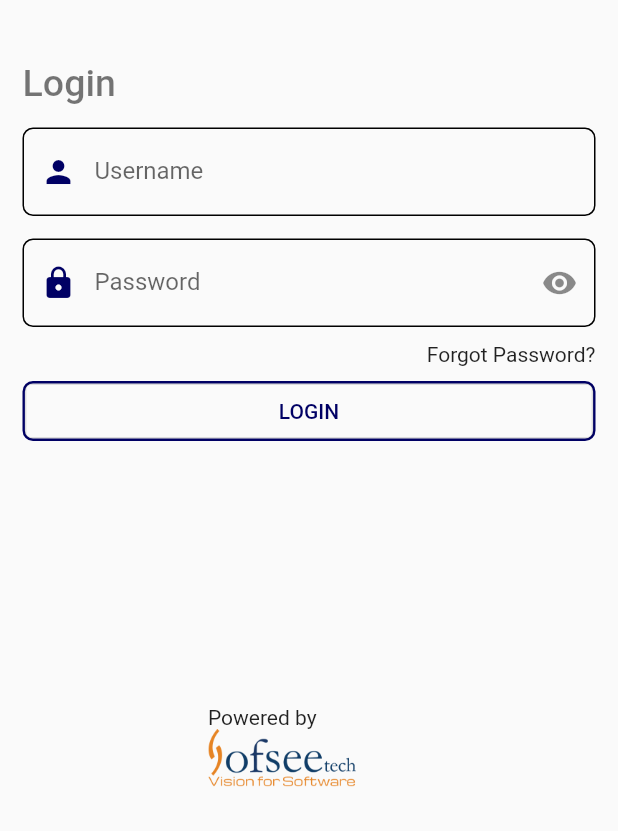
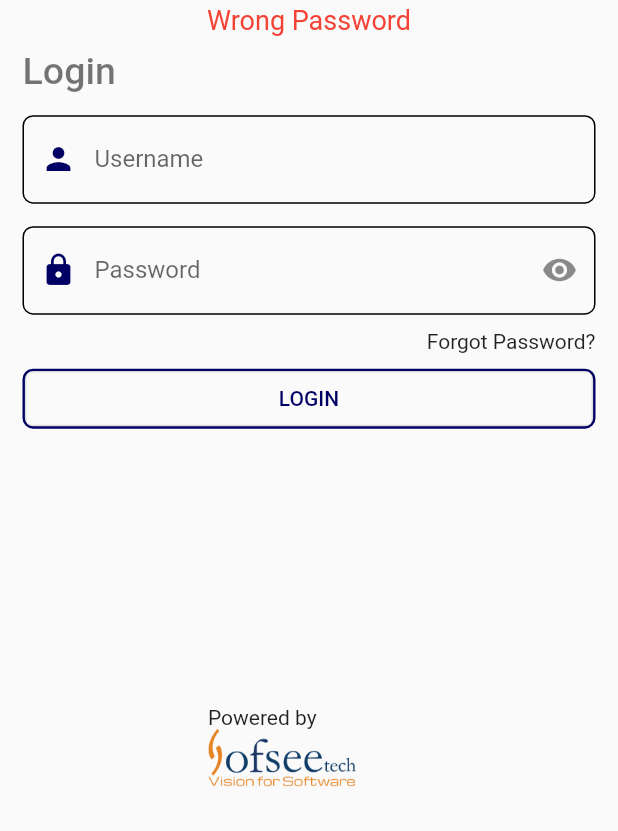
Before and after one commit to Sushil-jaishi/Myapp, a Flutter app: the LoginScreen screen opened directly, after a tap on "LOGIN", on a phone screen of 412 x 824 dp, the part 405-1236 px from its top. Run offline on Flutter 3.47's test engine with Material 2 defaults, Android fonts, the phone set to English and light mode, and no system bars; our stand-ins replace shared_preferences; accounts and stored records are empty.

```diff
--- a/lib/dashboardScreen.dart
+++ b/lib/dashboardScreen.dart
@@ -1,4 +1,5 @@
 import 'package:flutter/material.dart';
+import 'package:shared_preferences/shared_preferences.dart';
 
 class DashboardScreen extends StatelessWidget {
   @override
@@ -105,7 +106,7 @@ class DashboardScreen extends StatelessWidget {
                   ],
                 ),
               ],
-            )
+            ),
           ],
         ),
       ),
--- a/lib/loginScreen.dart
+++ b/lib/loginScreen.dart
@@ -1,4 +1,7 @@
 import 'package:flutter/material.dart';
+import 'package:myapp/NavigationBar.dart';
+import 'package:myapp/dashboardScreen.dart';
+import 'package:shared_preferences/shared_preferences.dart';
 
 class LoginScreen extends StatefulWidget {
   @override
@@ -10,6 +13,9 @@ class _LoginScreenState extends State<LoginScreen> {
   dynamic icon;
   dynamic iconChange;
   dynamic passText;
+  var usernameController=TextEditingController();
+  var passwordController=TextEditingController();
+  var loginMessage='';
 
   void initState() {
     passText = true;
@@ -40,10 +46,14 @@ class _LoginScreenState extends State<LoginScreen> {
                               child:
                                   Image.asset('assets/images/sofseetech.png'))),
                       Container(
-                        margin: EdgeInsets.only(
-                            top: MediaQuery.of(context).size.height * 0.05),
                         child: Column(
                           children: [
+                            Container(
+                              margin: EdgeInsets.only(top: 3),
+                                height: 30,
+                                child: Text('$loginMessage',style: TextStyle(fontSize: 18,color: Colors.red),),
+
+                            ),
                             Container(
                               alignment: Alignment.topLeft,
                               child: Text(
@@ -59,6 +69,7 @@ class _LoginScreenState extends State<LoginScreen> {
                             ),
                             /********************************USERNAME**************************************/
                             TextField(
+                              controller: usernameController,
                               decoration: InputDecoration(
                                   prefixIcon: Icon(Icons.person,
                                       color: Color.fromRGBO(0, 0, 100, 1)),
@@ -77,6 +88,7 @@ class _LoginScreenState extends State<LoginScreen> {
                             ),
                             /**********************************PASSWORD**************************************/
                             TextField(
+                              controller: passwordController,
                               obscureText: passText,
                               decoration: InputDecoration(
                                   prefixIcon: Icon(Icons.lock,
@@ -124,7 +136,23 @@ class _LoginScreenState extends State<LoginScreen> {
                                       width: 1.6,
                                       color: Color.fromRGBO(0, 0, 100, 1))),
                               child: OutlinedButton(
-                                onPressed: () {},
+                                onPressed: () async {
+                                  var user = await SharedPreferences.getInstance();
+                                  var getNameFromController=usernameController.text.toString();
+                                  var verify= user.getString(getNameFromController);
+                                  if(passwordController.text.toString()==verify) {
+                                    var isLoggedIn= await SharedPreferences.getInstance();
+                                    isLoggedIn.setBool('LOGIN', true);
+                                    Navigator.pushReplacement(context,
+                                        MaterialPageRoute(builder: (context) {
+                                          return Navigation();
+                                        },));
+                                  }else{
+                                    loginMessage='Wrong Password';
+                                    setState(() {
+                                    });
+                                  }
+                                },
                                 child: Text(
                                   'LOGIN',
                                   style: TextStyle(
--- a/pubspec.yaml
+++ b/pubspec.yaml
@@ -35,6 +35,7 @@ dependencies:
   # The following adds the Cupertino Icons font to your application.
   # Use with the CupertinoIcons class for iOS style icons.
   cupertino_icons: ^1.0.2
+  shared_preferences: ^2.0.20
 
 dev_dependencies:
   flutter_test:
```
Also changed, not shown: lib/login data.txt (added, +28 -0 lines), lib/profileScreen.dart (+20 -2 lines), lib/splashScreen.dart (+25 -7 lines), pubspec.lock, 1 other file.
